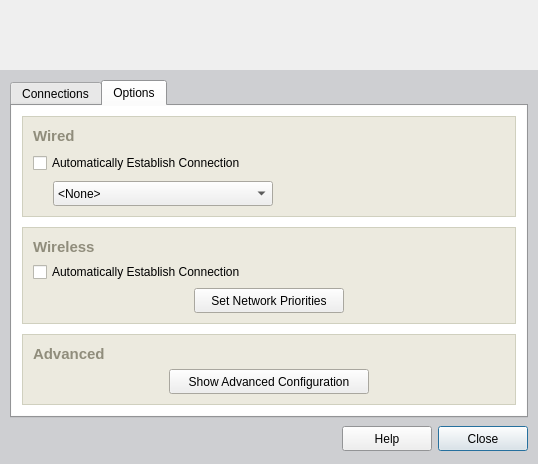
This is xsupplicant-ui/Skins/Default/ConnectionManagerWindow.ui in Zero3K/xsupplicant as Qt 5 draws it before an edit. The edited form follows.
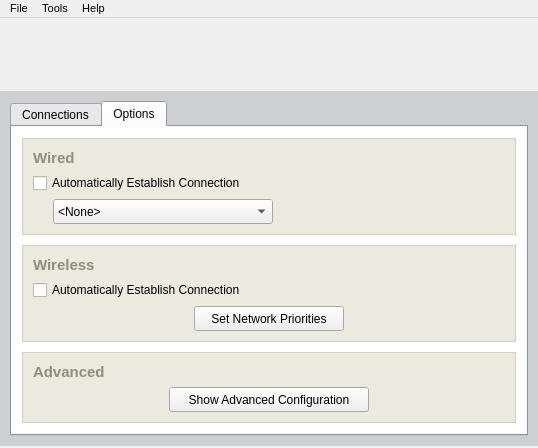
This is the edited form. The open tabs and pages were chosen to show the change. Icons and pictures are not drawn.

Commit message: add menu bar to connect window and config window modify banner images to make this look better only save credentials if we successfully authenticate w/ network use new "disconnect connection" function misc bugfixes

Diff of the .ui file:
```diff
--- a/xsupplicant-ui/Skins/Default/ConnectionManagerWindow.ui
+++ b/xsupplicant-ui/Skins/Default/ConnectionManagerWindow.ui
@@ -1,32 +1,51 @@
 <ui version="4.0" >
- <class>ConnectionManagerDialog</class>
- <widget class="QDialog" name="ConnectionManagerDialog" >
+ <class>MainWindow</class>
+ <widget class="QMainWindow" name="MainWindow" >
   <property name="geometry" >
    <rect>
     <x>0</x>
     <y>0</y>
     <width>538</width>
-    <height>464</height>
+    <height>448</height>
    </rect>
   </property>
+  <property name="sizePolicy" >
+   <sizepolicy vsizetype="Fixed" hsizetype="Fixed" >
+    <horstretch>0</horstretch>
+    <verstretch>0</verstretch>
+   </sizepolicy>
+  </property>
   <property name="minimumSize" >
    <size>
     <width>538</width>
-    <height>464</height>
+    <height>448</height>
    </size>
   </property>
   <property name="maximumSize" >
    <size>
     <width>538</width>
-    <height>464</height>
+    <height>448</height>
    </size>
   </property>
+  <property name="font" >
+   <font>
+    <family>Arial</family>
+    <pointsize>9</pointsize>
+   </font>
+  </property>
   <property name="windowTitle" >
    <string>Configuration - XSupplicant</string>
   </property>
   <property name="windowIcon" >
    <iconset>icons/prod_color.png</iconset>
   </property>
+  <widget class="QWidget" name="centralwidget" >
+   <property name="sizePolicy" >
+    <sizepolicy vsizetype="Fixed" hsizetype="Fixed" >
+     <horstretch>0</horstretch>
+     <verstretch>0</verstretch>
+    </sizepolicy>
+   </property>
   <layout class="QVBoxLayout" >
    <property name="spacing" >
     <number>0</number>
@@ -54,13 +73,13 @@
      <property name="minimumSize" >
       <size>
        <width>538</width>
-       <height>70</height>
+        <height>71</height>
       </size>
      </property>
      <property name="maximumSize" >
       <size>
        <width>16777215</width>
-       <height>70</height>
+        <height>71</height>
       </size>
      </property>
      <property name="frameShape" >
@@ -96,13 +115,13 @@
         <property name="minimumSize" >
          <size>
           <width>242</width>
-          <height>70</height>
+           <height>71</height>
          </size>
         </property>
         <property name="maximumSize" >
          <size>
           <width>242</width>
-          <height>70</height>
+           <height>71</height>
          </size>
         </property>
         <property name="text" >
@@ -124,13 +143,13 @@
         <property name="minimumSize" >
          <size>
           <width>1</width>
-          <height>70</height>
+           <height>71</height>
          </size>
         </property>
         <property name="maximumSize" >
          <size>
           <width>16777215</width>
-          <height>70</height>
+           <height>71</height>
          </size>
         </property>
         <property name="text" >
@@ -155,13 +174,13 @@
         <property name="minimumSize" >
          <size>
           <width>76</width>
-          <height>70</height>
+           <height>71</height>
          </size>
         </property>
         <property name="maximumSize" >
          <size>
           <width>76</width>
-          <height>70</height>
+           <height>71</height>
          </size>
         </property>
         <property name="text" >
@@ -183,13 +202,13 @@
         <property name="minimumSize" >
          <size>
           <width>1</width>
-          <height>70</height>
+           <height>71</height>
          </size>
         </property>
         <property name="maximumSize" >
          <size>
           <width>16777215</width>
-          <height>70</height>
+           <height>71</height>
          </size>
         </property>
         <property name="text" >
@@ -214,13 +233,13 @@
         <property name="minimumSize" >
          <size>
           <width>218</width>
-          <height>70</height>
+           <height>71</height>
          </size>
         </property>
         <property name="maximumSize" >
          <size>
           <width>218</width>
-          <height>70</height>
+           <height>71</height>
          </size>
         </property>
         <property name="text" >
@@ -236,6 +255,12 @@
    </item>
    <item>
     <widget class="QFrame" name="MainFrame" >
+      <property name="sizePolicy" >
+       <sizepolicy vsizetype="Fixed" hsizetype="Preferred" >
+        <horstretch>0</horstretch>
+        <verstretch>0</verstretch>
+       </sizepolicy>
+      </property>
      <property name="palette" >
       <palette>
        <active>
@@ -328,7 +353,7 @@
       <item>
        <widget class="QTabWidget" name="mainTabControl" >
         <property name="sizePolicy" >
-         <sizepolicy vsizetype="Preferred" hsizetype="Preferred" >
+          <sizepolicy vsizetype="Fixed" hsizetype="Preferred" >
           <horstretch>0</horstretch>
           <verstretch>0</verstretch>
          </sizepolicy>
@@ -1021,6 +1046,12 @@
          </layout>
         </widget>
         <widget class="QWidget" name="pageOptions" >
+          <property name="sizePolicy" >
+           <sizepolicy vsizetype="Fixed" hsizetype="Preferred" >
+            <horstretch>0</horstretch>
+            <verstretch>0</verstretch>
+           </sizepolicy>
+          </property>
          <attribute name="title" >
           <string>Options</string>
          </attribute>
@@ -1145,6 +1176,18 @@
                  <verstretch>0</verstretch>
                 </sizepolicy>
                </property>
+                <property name="minimumSize" >
+                 <size>
+                  <width>16</width>
+                  <height>97</height>
+                 </size>
+                </property>
+                <property name="maximumSize" >
+                 <size>
+                  <width>16777215</width>
+                  <height>97</height>
+                 </size>
+                </property>
                <property name="palette" >
                 <palette>
                  <active>
@@ -1247,7 +1290,7 @@
                </property>
                <layout class="QVBoxLayout" >
                 <property name="spacing" >
-                 <number>8</number>
+                  <number>6</number>
                 </property>
                 <property name="leftMargin" >
                  <number>10</number>
@@ -1497,6 +1540,18 @@
                  <verstretch>0</verstretch>
                 </sizepolicy>
                </property>
+                <property name="minimumSize" >
+                 <size>
+                  <width>16</width>
+                  <height>97</height>
+                 </size>
+                </property>
+                <property name="maximumSize" >
+                 <size>
+                  <width>16777215</width>
+                  <height>97</height>
+                 </size>
+                </property>
                <property name="palette" >
                 <palette>
                  <active>
@@ -1847,6 +1902,18 @@
                  <verstretch>0</verstretch>
                 </sizepolicy>
                </property>
+                <property name="minimumSize" >
+                 <size>
+                  <width>16</width>
+                  <height>71</height>
+                 </size>
+                </property>
+                <property name="maximumSize" >
+                 <size>
+                  <width>16777215</width>
+                  <height>71</height>
+                 </size>
+                </property>
                <property name="palette" >
                 <palette>
                  <active>
@@ -2062,7 +2129,7 @@
                   <property name="maximumSize" >
                    <size>
                     <width>16777215</width>
-                    <height>30</height>
+                     <height>25</height>
                    </size>
                   </property>
                   <property name="frameShape" >
@@ -2153,133 +2220,177 @@
         </widget>
        </widget>
       </item>
-      <item>
-       <widget class="QFrame" name="buttonFrame" >
-        <property name="sizePolicy" >
-         <sizepolicy vsizetype="Fixed" hsizetype="Preferred" >
-          <horstretch>0</horstretch>
-          <verstretch>0</verstretch>
-         </sizepolicy>
-        </property>
-        <property name="minimumSize" >
-         <size>
-          <width>16</width>
-          <height>30</height>
-         </size>
-        </property>
-        <property name="maximumSize" >
-         <size>
-          <width>16777215</width>
-          <height>30</height>
-         </size>
-        </property>
-        <property name="frameShape" >
-         <enum>QFrame::NoFrame</enum>
-        </property>
-        <property name="frameShadow" >
-         <enum>QFrame::Raised</enum>
-        </property>
-        <layout class="QHBoxLayout" >
-         <property name="leftMargin" >
-          <number>0</number>
-         </property>
-         <property name="topMargin" >
-          <number>0</number>
-         </property>
-         <property name="rightMargin" >
-          <number>0</number>
-         </property>
-         <property name="bottomMargin" >
-          <number>0</number>
-         </property>
-         <item>
-          <spacer>
-           <property name="orientation" >
-            <enum>Qt::Horizontal</enum>
-           </property>
-           <property name="sizeHint" >
-            <size>
-             <width>40</width>
-             <height>20</height>
-            </size>
-           </property>
-          </spacer>
-         </item>
-         <item>
-          <widget class="QPushButton" name="buttonHelp" >
-           <property name="sizePolicy" >
-            <sizepolicy vsizetype="Fixed" hsizetype="Fixed" >
-             <horstretch>0</horstretch>
-             <verstretch>0</verstretch>
-            </sizepolicy>
-           </property>
-           <property name="minimumSize" >
-            <size>
-             <width>90</width>
-             <height>25</height>
-            </size>
-           </property>
-           <property name="maximumSize" >
-            <size>
-             <width>90</width>
-             <height>25</height>
-            </size>
-           </property>
+      </layout>
+     </widget>
+    </item>
+   </layout>
+  </widget>
+  <widget class="QMenuBar" name="menubar" >
+   <property name="geometry" >
+    <rect>
+     <x>0</x>
+     <y>0</y>
+     <width>538</width>
+     <height>22</height>
+    </rect>
+   </property>
+   <property name="font" >
+    <font>
+     <family>Arial</family>
+     <pointsize>8</pointsize>
+    </font>
+   </property>
+   <widget class="QMenu" name="menuHelp" >
            <property name="font" >
             <font>
              <family>Arial</family>
-             <pointsize>9</pointsize>
-            </font>
-           </property>
-           <property name="text" >
+     </font>
+    </property>
+    <property name="title" >
             <string>Help</string>
            </property>
-           <property name="autoDefault" >
-            <bool>false</bool>
-           </property>
-          </widget>
-         </item>
-         <item>
-          <widget class="QPushButton" name="buttonClose" >
-           <property name="sizePolicy" >
-            <sizepolicy vsizetype="Fixed" hsizetype="Fixed" >
-             <horstretch>0</horstretch>
-             <verstretch>0</verstretch>
-            </sizepolicy>
-           </property>
-           <property name="minimumSize" >
-            <size>
-             <width>90</width>
-             <height>25</height>
-            </size>
-           </property>
-           <property name="maximumSize" >
-            <size>
-             <width>90</width>
-             <height>25</height>
-            </size>
+    <addaction name="actionShow_Help" />
+    <addaction name="separator" />
+    <addaction name="actionAbout" />
+   </widget>
+   <widget class="QMenu" name="menuFile" >
+    <property name="font" >
+     <font>
+      <family>Arial</family>
+     </font>
+    </property>
+    <property name="title" >
+     <string>File</string>
+    </property>
+    <addaction name="actionClose" />
+    <addaction name="separator" />
+    <addaction name="actionQuit" />
+   </widget>
+   <widget class="QMenu" name="menuTools" >
+    <property name="font" >
+     <font>
+      <family>Arial</family>
+     </font>
+    </property>
+    <property name="title" >
+     <string>Tools</string>
+    </property>
+    <addaction name="actionView_Log_2" />
+    <addaction name="actionCreate_Trouble_Ticket_2" />
+    <addaction name="separator" />
+    <addaction name="actionAdvanced_Configuration" />
+   </widget>
+   <addaction name="menuFile" />
+   <addaction name="menuTools" />
+   <addaction name="menuHelp" />
+  </widget>
+  <action name="actionShow_Help" >
+   <property name="text" >
+    <string>Help Contents</string>
            </property>
            <property name="font" >
             <font>
-             <family>Arial</family>
-             <pointsize>9</pointsize>
-            </font>
-           </property>
+     <family>MS Shell Dlg 2</family>
+     <pointsize>8</pointsize>
+    </font>
+   </property>
+   <property name="shortcut" >
+    <string>F1</string>
+   </property>
+  </action>
+  <action name="actionView_Log" >
+   <property name="text" >
+    <string>View Log</string>
+   </property>
+  </action>
+  <action name="actionCreate_Trouble_Ticket" >
+   <property name="text" >
+    <string>Create Trouble Ticket</string>
+   </property>
+  </action>
+  <action name="actionAbout" >
+   <property name="text" >
+    <string>About XSupplicant</string>
+   </property>
+   <property name="font" >
+    <font>
+     <family>MS Shell Dlg 2</family>
+     <pointsize>8</pointsize>
+    </font>
+   </property>
+  </action>
+  <action name="actionClose" >
            <property name="text" >
             <string>Close</string>
            </property>
-           <property name="default" >
-            <bool>true</bool>
-           </property>
-          </widget>
-         </item>
-        </layout>
-       </widget>
-      </item>
-     </layout>
-    </widget>
-   </item>
-  </layout>
+   <property name="font" >
+    <font>
+     <family>MS Shell Dlg 2</family>
+     <pointsize>8</pointsize>
+    </font>
+   </property>
+   <property name="shortcut" >
+    <string>Ctrl+W</string>
+   </property>
+  </action>
+  <action name="actionConfiguration" >
+   <property name="text" >
+    <string>Configure...</string>
+   </property>
+   <property name="font" >
+    <font>
+     <family>Arial</family>
+     <pointsize>9</pointsize>
+    </font>
+   </property>
+  </action>
+  <action name="actionQuit" >
+   <property name="text" >
+    <string>Quit</string>
+   </property>
+   <property name="font" >
+    <font>
+     <family>MS Shell Dlg 2</family>
+     <pointsize>8</pointsize>
+    </font>
+   </property>
+   <property name="shortcut" >
+    <string>Ctrl+Q</string>
+   </property>
+  </action>
+  <action name="actionView_Log_2" >
+   <property name="text" >
+    <string>View Log</string>
+   </property>
+   <property name="font" >
+    <font>
+     <family>MS Shell Dlg 2</family>
+     <pointsize>8</pointsize>
+    </font>
+   </property>
+  </action>
+  <action name="actionCreate_Trouble_Ticket_2" >
+   <property name="text" >
+    <string>Create Trouble Ticket</string>
+   </property>
+   <property name="font" >
+    <font>
+     <family>MS Shell Dlg 2</family>
+     <pointsize>8</pointsize>
+    </font>
+   </property>
+  </action>
+  <action name="actionAdvanced_Configuration" >
+   <property name="text" >
+    <string>Advanced Configuration...</string>
+   </property>
+   <property name="font" >
+    <font>
+     <family>MS Shell Dlg 2</family>
+     <pointsize>8</pointsize>
+    </font>
+   </property>
+  </action>
  </widget>
  <resources/>
  <connections/>
```
Left out of the diff: 52 changed lines with no effect on the pictures. Lines whose indentation alone changed are shown as unchanged. The commit also changes 20 other files.
